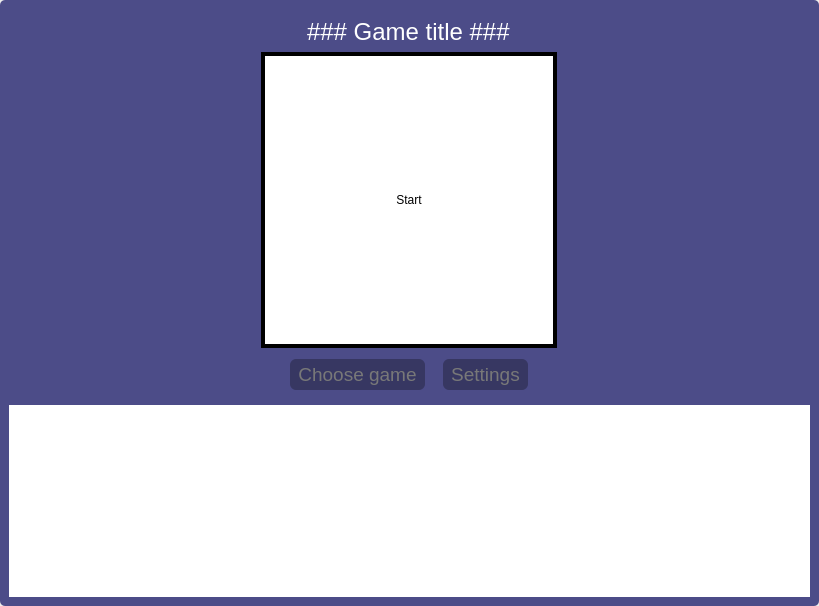
The window that src/mainwindow.ui (MathThree/queens_game) describes before a commit, drawn with Qt 5.
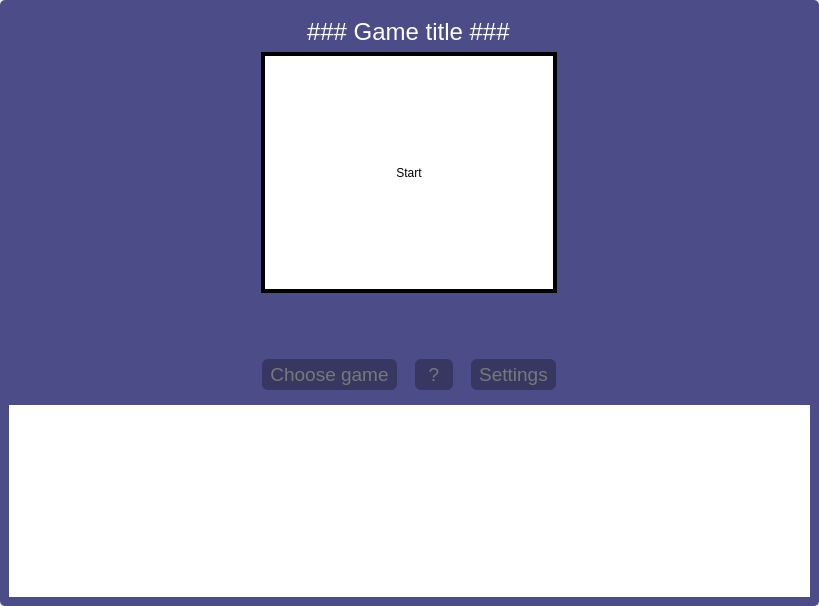
The same window after the commit. Custom widgets are drawn as their Qt base class.

What changed in the file:
```diff
--- a/src/mainwindow.ui
+++ b/src/mainwindow.ui
@@ -176,7 +176,7 @@
             <x>243</x>
             <y>0</y>
             <width>296</width>
-            <height>296</height>
+            <height>241</height>
            </rect>
           </property>
           <property name="sizePolicy">
@@ -264,7 +264,7 @@
 }
 </string>
          </property>
-         <layout class="QHBoxLayout" name="horizontalLayout" stretch="1,1">
+         <layout class="QHBoxLayout" name="horizontalLayout" stretch="1,0,1">
           <property name="spacing">
            <number>18</number>
           </property>
@@ -301,6 +301,18 @@
             </property>
            </widget>
           </item>
+          <item>
+           <widget class="QPushButton" name="startButton">
+            <property name="font">
+             <font>
+              <pointsize>14</pointsize>
+             </font>
+            </property>
+            <property name="text">
+             <string> ? </string>
+            </property>
+           </widget>
+          </item>
           <item>
            <widget class="QPushButton" name="settingsButton">
             <property name="sizePolicy">
```
Left out of the diff: 10 changed lines with no effect on the pictures.
